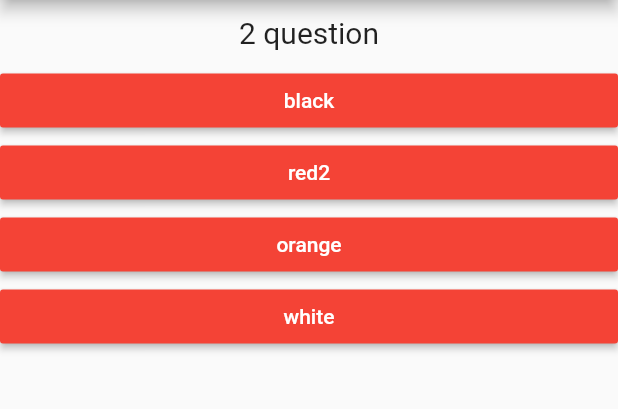
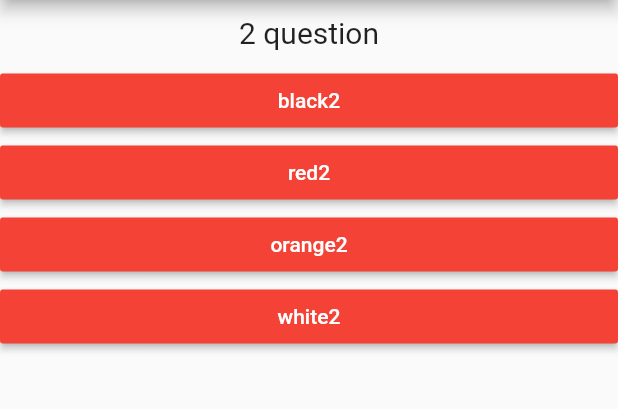
Before and after one commit to Delpieron/firstApp, a Flutter app: the screen it shows after launch, after a tap on "black", on a phone screen of 412 x 824 dp, the part 84-493 px from its top. Run offline on Flutter 3.47's test engine with Material 2 defaults, Android fonts, the phone set to English and light mode, and no system bars.

```diff
--- a/lib/answer.dart
+++ b/lib/answer.dart
@@ -4,7 +4,7 @@ class Answer extends StatelessWidget {
   final Function selectHandler;
   final String answerText;
 
-  Answer(this.answerText, this.selectHandler);
+  Answer(this.selectHandler, this.answerText);
 
   @override
   Widget build(BuildContext context) {
--- a/lib/main.dart
+++ b/lib/main.dart
@@ -15,23 +15,48 @@ class _MyAppState extends State<MyApp> {
   final _questions = const [
     {
       'questionText': '1 question',
-      'answers': ['black', 'red', 'orange', 'white'],
+      'answers': [
+        {'text': 'black', 'score': 9},
+        {'text': 'red', 'score': 7},
+        {'text': 'orange', 'score': 4},
+        {'text': 'white', 'score': 1},
+      ],
     },
     {
       'questionText': '2 question',
-      'answers': ['black', 'red2', 'orange', 'white'],
+      'answers': [
+        {'text': 'black2', 'score': 9},
+        {'text': 'red2', 'score': 7},
+        {'text': 'orange2', 'score': 4},
+        {'text': 'white2', 'score': 1},
+      ],
     },
     {
       'questionText': '3 question',
-      'answers': ['black', 'red3', 'orange', 'white'],
+      'answers': [
+        {'text': 'black3', 'score': 9},
+        {'text': 'red3', 'score': 7},
+        {'text': 'orange3', 'score': 4},
+        {'text': 'white3', 'score': 1},
+      ],
     },
   ];
   var _questionIndex = 0;
-  void _answerQuestion() {
+  var _totalScore = 0;
+
+  void _answerQuestion(int score) {
+    _totalScore += score;
     setState(() {
-      _questionIndex = _questionIndex + 1;
+      _questionIndex++;
     });
     print(_questionIndex);
+  }
+
+  void _resetQuiz() {
+    setState(() {
+      _questionIndex = 0;
+      _totalScore = 0;
+    });
   }
 
   @override
@@ -47,7 +72,7 @@ class _MyAppState extends State<MyApp> {
                 _answerQuestion,
                 _questionIndex,
               )
-            : Result(),
+            : Result(_totalScore, _resetQuiz),
       ),
     );
   }
--- a/lib/quiz.dart
+++ b/lib/quiz.dart
@@ -16,8 +16,10 @@ class Quiz extends StatelessWidget {
         Question(
           questions[questionIndex]['questionText'].toString(),
         ),
-        ...(questions[questionIndex]['answers'] as List<String>).map((answer) {
-          return Answer(answer, answerQuestion);
+        ...(questions[questionIndex]['answers'] as List<Map<String, Object>>)
+            .map((answer) {
+          return Answer(
+              () => answerQuestion(answer['score']), answer['text'].toString());
         }).toList()
       ],
     );
```
Also changed, not shown: lib/result.dart (+27 -2 lines).
